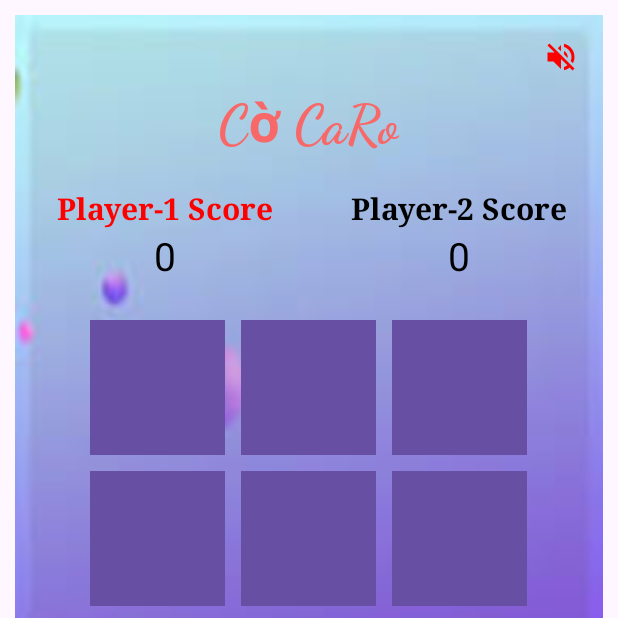
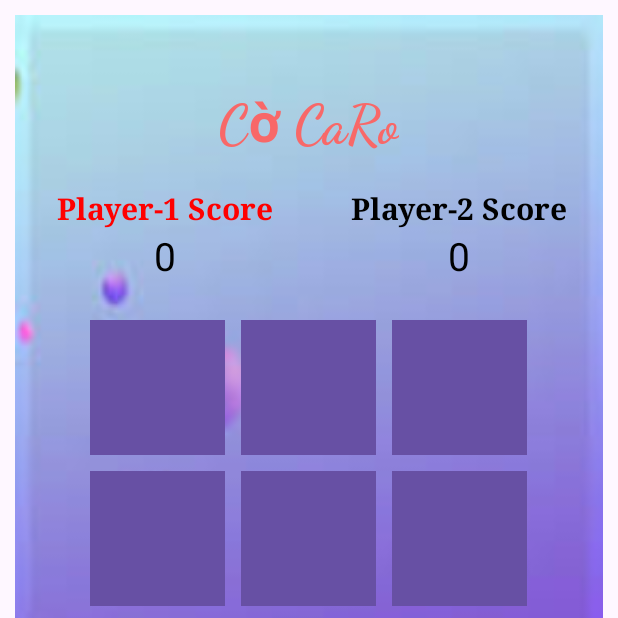
Before and after one commit to ThaoHoang04/GameInAndroid, an Android app: the screen it shows after launch (MainActivity), after a tap on "Chơi với người", on a phone screen of 412 x 824 dp, the top half of it. Run offline under Robolectric (Android 15) with nearby library versions, the phone set to English and light mode, and no system bars; Roboto replaces fonts that are not available here; 1 statement that could not run was skipped; 1 other tap on this screen came first.

```diff
--- a/app/src/main/res/layout/activity_main.xml
+++ b/app/src/main/res/layout/activity_main.xml
@@ -10,15 +10,6 @@
     android:layout_margin="10dp"
     android:layout_marginTop="30dp"
     android:background="@drawable/bg" >
-    <ImageButton
-        android:id="@+id/btn_sound"
-        android:layout_width="wrap_content"
-        android:layout_height="wrap_content"
-        android:background="?attr/selectableItemBackgroundBorderless"
-        android:src="@drawable/baseline_volume_up_24"
-        android:layout_alignParentTop="true"
-        android:layout_alignParentEnd="true"
-        android:layout_margin="16dp"/>
     <TextView
         android:id="@+id/textTitle"
         android:layout_width="wrap_content"
```
Also changed, not shown: app/src/main/java/com/example/ccaro/MainActivity.java (+14 -6 lines).
